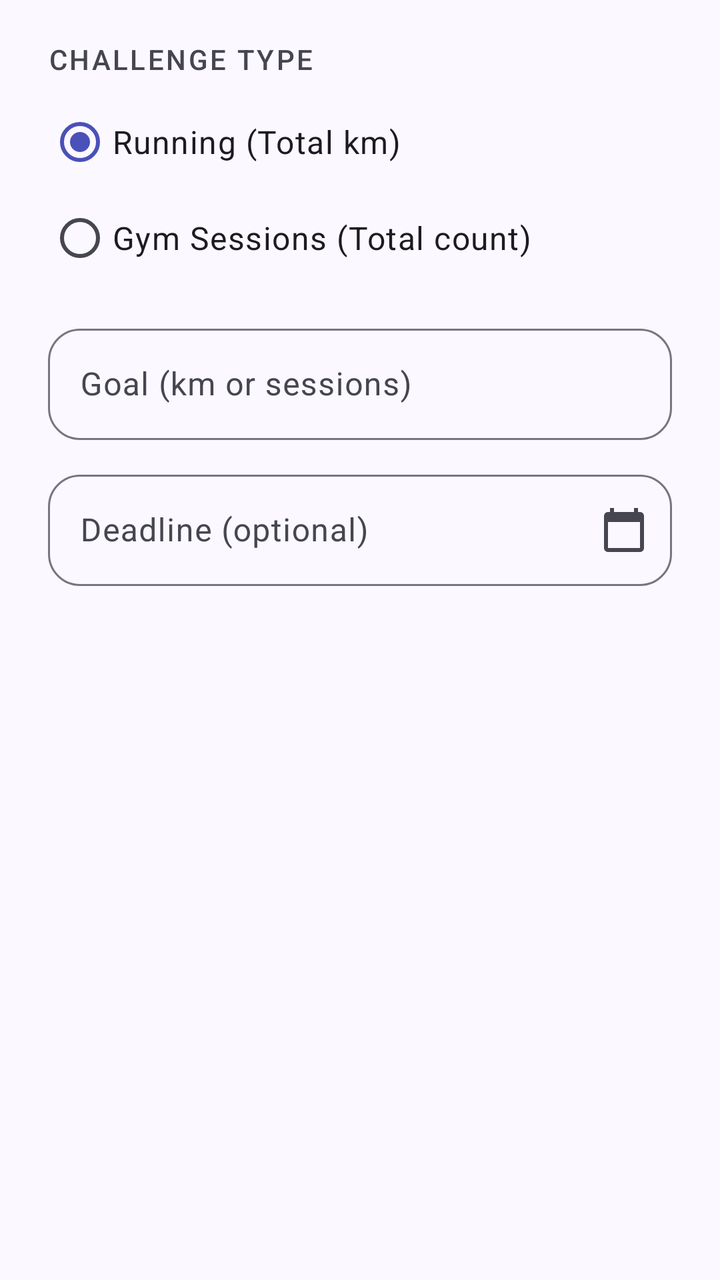
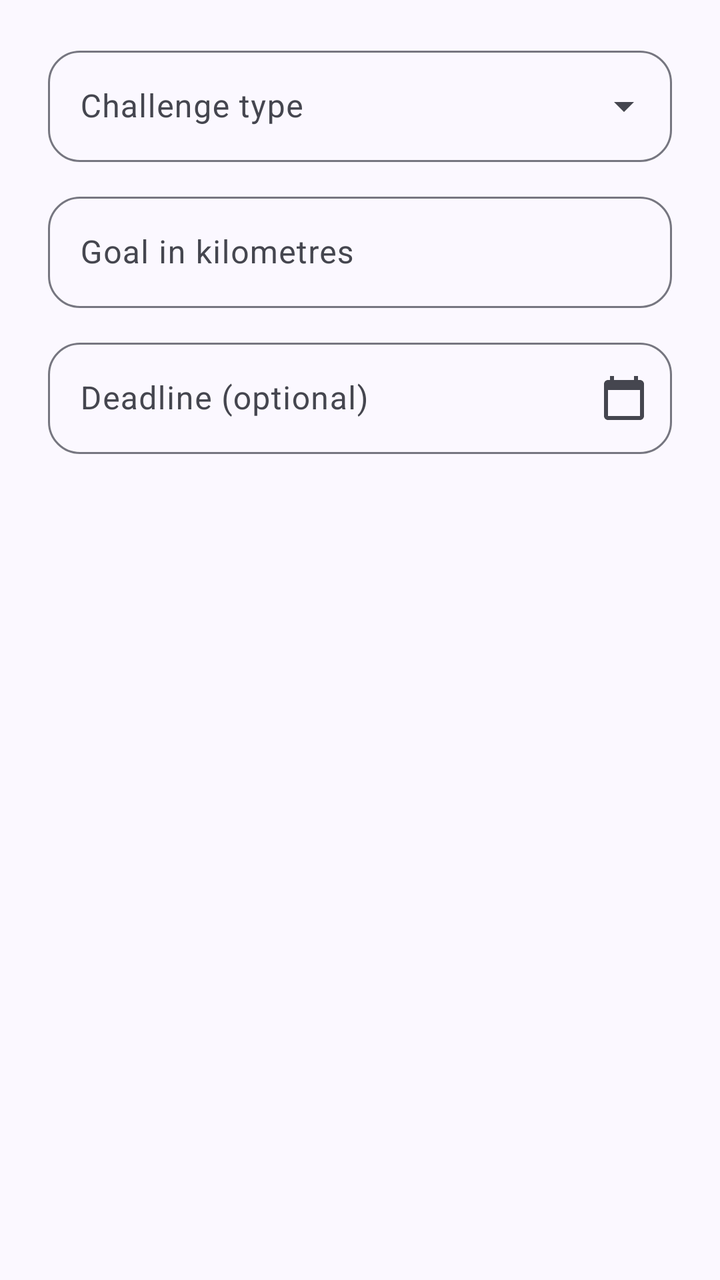

The first picture is an Android layout as it rendered before a commit; the second is the same layout after the commit. The layout source and the unified diff follow.
<!-- AndroidManifest.xml: application theme Theme.MobileSE -->
<!-- res/layout/dialog_challenge_setup.xml -->
<?xml version="1.0" encoding="utf-8"?>
<LinearLayout xmlns:android="http://schemas.android.com/apk/res/android"
    xmlns:app="http://schemas.android.com/apk/res-auto"
    android:layout_width="match_parent"
    android:layout_height="wrap_content"
    android:orientation="vertical"
    android:paddingStart="24dp"
    android:paddingEnd="24dp"
    android:paddingTop="20dp"
    android:paddingBottom="8dp">

    <TextView
        style="@style/TextAppearance.CrewFit.SectionLabel"
        android:layout_width="wrap_content"
        android:layout_height="wrap_content"
        android:text="@string/challenge_type_label" />

    <RadioGroup
        android:id="@+id/rgChallengeType"
        android:layout_width="match_parent"
        android:layout_height="wrap_content"
        android:layout_marginTop="8dp">

        <com.google.android.material.radiobutton.MaterialRadioButton
            android:id="@+id/rbRunning"
            android:layout_width="match_parent"
            android:layout_height="wrap_content"
            android:minHeight="48dp"
            android:text="@string/challenge_type_running"
            android:textAppearance="?attr/textAppearanceBodyLarge"
            android:checked="true" />

        <com.google.android.material.radiobutton.MaterialRadioButton
            android:id="@+id/rbGym"
            android:layout_width="match_parent"
            android:layout_height="wrap_content"
            android:minHeight="48dp"
            android:textAppearance="?attr/textAppearanceBodyLarge"
            android:text="@string/challenge_type_gym" />
    </RadioGroup>

    <com.google.android.material.textfield.TextInputLayout
        style="@style/Widget.CrewFit.TextField"
        android:layout_width="match_parent"
        android:layout_height="wrap_content"
        android:layout_marginTop="16dp"
        android:hint="@string/challenge_goal_hint">

        <com.google.android.material.textfield.TextInputEditText
            android:id="@+id/etChallengeGoal"
            android:layout_width="match_parent"
            android:layout_height="wrap_content"
            android:inputType="number" />
    </com.google.android.material.textfield.TextInputLayout>

    
    <com.google.android.material.textfield.TextInputLayout
        style="@style/Widget.CrewFit.TextField"
        android:layout_width="match_parent"
        android:layout_height="wrap_content"
        android:layout_marginTop="12dp"
        android:hint="@string/challenge_deadline_hint"
        app:endIconMode="custom"
        app:endIconDrawable="@drawable/ic_calendar"
        app:endIconContentDescription="@string/challenge_deadline_title">

        <com.google.android.material.textfield.TextInputEditText
            android:id="@+id/etChallengeDeadline"
            android:layout_width="match_parent"
            android:layout_height="wrap_content"
            android:focusable="false"
            android:inputType="none" />
    </com.google.android.material.textfield.TextInputLayout>

</LinearLayout>
<!-- resources referenced by this layout -->
<resources>
  <string name="challenge_deadline_hint">Deadline (optional)</string>
  <string name="challenge_deadline_title">Done by when?</string>
  <string name="challenge_goal_hint">Goal (km or sessions)</string>
  <string name="challenge_type_gym">Gym Sessions (Total count)</string>
  <string name="challenge_type_label">Challenge type</string>
  <string name="challenge_type_running">Running (Total km)</string>
  <style name="TextAppearance.CrewFit.SectionLabel" parent="TextAppearance.Material3.LabelLarge">
          <item name="android:textColor">@color/md_on_surface_variant</item>
          <item name="android:textAllCaps">true</item>
          <item name="android:letterSpacing">0.08</item>
      </style>
  <style name="Theme.MobileSE" parent="Base.Theme.MobileSE" />
  <color name="md_on_surface_variant">#45464F</color>
  <color name="md_primary">#4A51B8</color>
  <color name="md_on_primary">#FFFFFF</color>
  <color name="md_primary_container">#E0E3FF</color>
  <color name="md_on_primary_container">#050B63</color>
  <color name="md_secondary">#00795A</color>
  <color name="md_on_secondary">#FFFFFF</color>
  <color name="md_secondary_container">#8CFFD1</color>
  <color name="md_on_secondary_container">#002018</color>
  <color name="md_tertiary">#8C5000</color>
  <color name="md_on_tertiary">#FFFFFF</color>
  <color name="md_tertiary_container">#FFDCC2</color>
  <color name="md_on_tertiary_container">#2E1500</color>
  <color name="md_error">#BA1A1A</color>
  <color name="md_on_error">#FFFFFF</color>
  <color name="md_error_container">#FFDAD6</color>
  <color name="md_on_error_container">#410002</color>
  <color name="md_surface">#FBF8FF</color>
  <color name="md_on_surface">#1A1B21</color>
  <color name="md_surface_variant">#E2E1EC</color>
  <color name="md_surface_container_lowest">#FFFFFF</color>
  <color name="md_surface_container_low">#F5F2FA</color>
  <color name="md_surface_container">#EFEDF4</color>
  <color name="md_surface_container_high">#E9E7EF</color>
  <color name="md_surface_container_highest">#E3E1E9</color>
  <color name="md_outline">#767680</color>
  <color name="md_outline_variant">#C7C5D0</color>
  <color name="md_inverse_surface">#2F3036</color>
  <color name="md_inverse_on_surface">#F2F0F7</color>
  <style name="ShapeAppearance.CrewFit.Small" parent="ShapeAppearance.Material3.Corner.Small">
          <item name="cornerSize">12dp</item>
      </style>
  <style name="ShapeAppearance.CrewFit.Medium" parent="ShapeAppearance.Material3.Corner.Medium">
          <item name="cornerSize">20dp</item>
      </style>
  <style name="ShapeAppearance.CrewFit.Large" parent="ShapeAppearance.Material3.Corner.Large">
          <item name="cornerSize">28dp</item>
      </style>
  <style name="Widget.CrewFit.BottomNav.Indicator" parent="Widget.Material3.BottomNavigationView.ActiveIndicator">
          <item name="android:color">@android:color/transparent</item>
      </style>
  <style name="MaterialAlertDialog.CrewFit" parent="MaterialAlertDialog.Material3">
          <item name="shapeAppearance">@style/ShapeAppearance.CrewFit.Large</item>
          <item name="backgroundTint">@color/md_surface_container_high</item>
      </style>
  <style name="MaterialAlertDialog.CrewFit.Title" parent="MaterialAlertDialog.Material3.Title.Text">
          <item name="android:textAppearance">?attr/textAppearanceHeadlineSmall</item>
          <item name="android:textColor">@color/md_on_surface</item>
      </style>
  <style name="MaterialAlertDialog.CrewFit.Body" parent="MaterialAlertDialog.Material3.Body.Text">
          <item name="android:textAppearance">?attr/textAppearanceBodyLarge</item>
          <item name="android:textColor">@color/md_on_surface_variant</item>
      </style>
  <style name="Widget.CrewFit.Dialog.Button" parent="Widget.Material3.Button.TextButton.Dialog">
          <item name="android:textColor">@color/md_primary</item>
          <item name="android:textAppearance">?attr/textAppearanceLabelLarge</item>
      </style>
  <!-- unchanged entries left out for length: 7 -->
</resources>

<!-- the commit's change to res/layout/dialog_challenge_setup.xml (unified diff, before → after) -->
@@ -9,42 +9,31 @@
     android:paddingTop="20dp"
     android:paddingBottom="8dp">
 
-    <TextView
-        style="@style/TextAppearance.CrewFit.SectionLabel"
-        android:layout_width="wrap_content"
-        android:layout_height="wrap_content"
-        android:text="@string/challenge_type_label" />
-
-    <RadioGroup
-        android:id="@+id/rgChallengeType"
-        android:layout_width="match_parent"
-        android:layout_height="wrap_content"
-        android:layout_marginTop="8dp">
-
-        <com.google.android.material.radiobutton.MaterialRadioButton
-            android:id="@+id/rbRunning"
-            android:layout_width="match_parent"
-            android:layout_height="wrap_content"
-            android:minHeight="48dp"
-            android:text="@string/challenge_type_running"
-            android:textAppearance="?attr/textAppearanceBodyLarge"
-            android:checked="true" />
-
-        <com.google.android.material.radiobutton.MaterialRadioButton
-            android:id="@+id/rbGym"
-            android:layout_width="match_parent"
-            android:layout_height="wrap_content"
-            android:minHeight="48dp"
-            android:textAppearance="?attr/textAppearanceBodyLarge"
-            android:text="@string/challenge_type_gym" />
-    </RadioGroup>
-
     <com.google.android.material.textfield.TextInputLayout
         style="@style/Widget.CrewFit.TextField"
         android:layout_width="match_parent"
         android:layout_height="wrap_content"
-        android:layout_marginTop="16dp"
-        android:hint="@string/challenge_goal_hint">
+        android:hint="@string/challenge_type_label"
+        app:endIconMode="custom"
+        app:endIconDrawable="@drawable/ic_arrow_drop_down"
+        app:endIconContentDescription="@string/challenge_type_choose">
+
+        <com.google.android.material.textfield.TextInputEditText
+            android:id="@+id/etChallengeType"
+            android:layout_width="match_parent"
+            android:layout_height="wrap_content"
+            android:focusable="false"
+            android:inputType="none" />
+    </com.google.android.material.textfield.TextInputLayout>
+
+    
+    <com.google.android.material.textfield.TextInputLayout
+        android:id="@+id/tilChallengeGoal"
+        style="@style/Widget.CrewFit.TextField"
+        android:layout_width="match_parent"
+        android:layout_height="wrap_content"
+        android:layout_marginTop="12dp"
+        android:hint="@string/challenge_goal_hint_km">
 
         <com.google.android.material.textfield.TextInputEditText
             android:id="@+id/etChallengeGoal"
<!-- resource entries referenced after the edit -->
@@ -1,16 +1,22 @@
 <!-- resources referenced by this layout -->
 <resources>
+  <!-- drawable ic_arrow_drop_down (drawable) -->
+  <?xml version="1.0" encoding="utf-8"?>
+  <vector xmlns:android="http://schemas.android.com/apk/res/android"
+      android:width="24dp"
+      android:height="24dp"
+      android:viewportWidth="24"
+      android:viewportHeight="24"
+      android:tint="?attr/colorControlNormal">
+      <path
+          android:fillColor="@android:color/white"
+          android:pathData="M7,10l5,5 5,-5z" />
+  </vector>
   <string name="challenge_deadline_hint">Deadline (optional)</string>
   <string name="challenge_deadline_title">Done by when?</string>
-  <string name="challenge_goal_hint">Goal (km or sessions)</string>
-  <string name="challenge_type_gym">Gym Sessions (Total count)</string>
+  <string name="challenge_goal_hint_km">Goal in kilometres</string>
+  <string name="challenge_type_choose">Which challenge?</string>
   <string name="challenge_type_label">Challenge type</string>
-  <string name="challenge_type_running">Running (Total km)</string>
-  <style name="TextAppearance.CrewFit.SectionLabel" parent="TextAppearance.Material3.LabelLarge">
-          <item name="android:textColor">@color/md_on_surface_variant</item>
-          <item name="android:textAllCaps">true</item>
-          <item name="android:letterSpacing">0.08</item>
-      </style>
   <style name="Theme.MobileSE" parent="Base.Theme.MobileSE" />
   <color name="md_on_surface_variant">#45464F</color>
   <color name="md_primary">#4A51B8</color>
